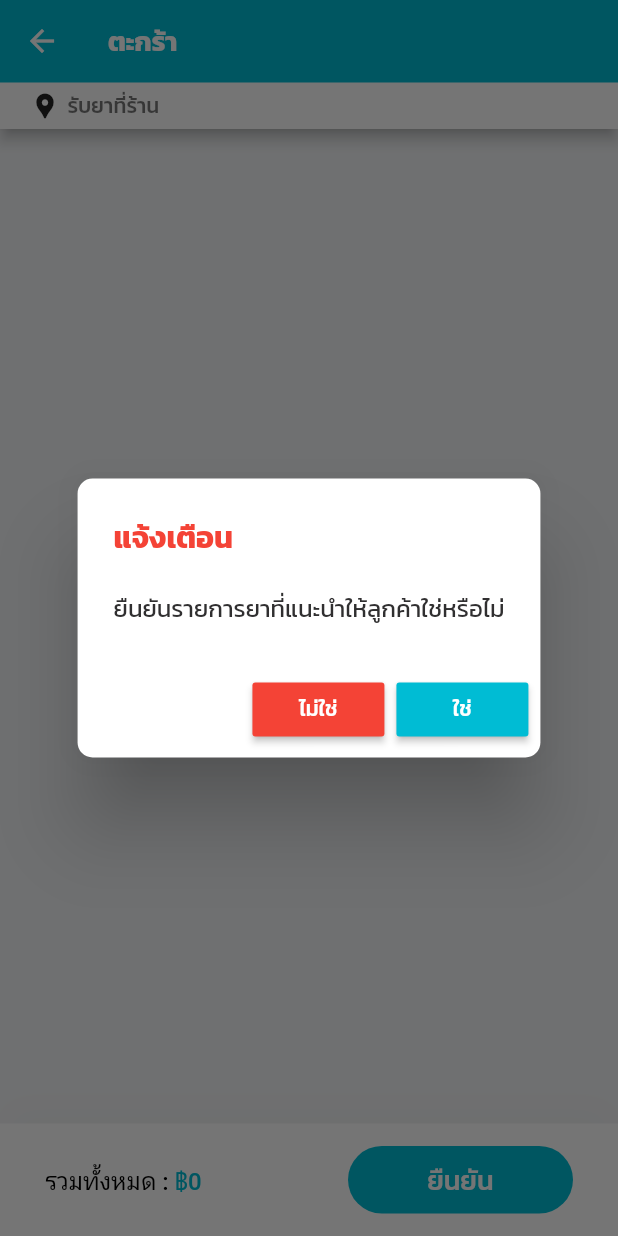
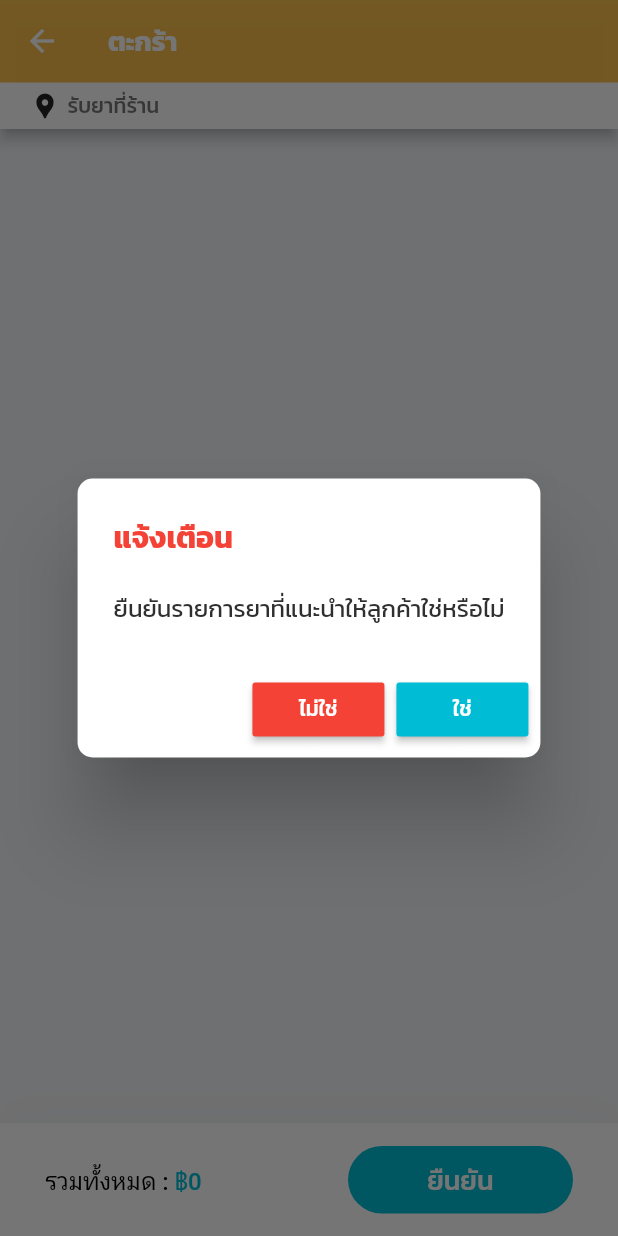
Before and after one commit to itsci-mju/pharmacy_delivery_application, a Flutter app: the CartScreen screen opened directly with empty values, after a tap on "ยืนยัน", on a phone screen of 412 x 824 dp. Run offline on Flutter 3.47's test engine with Material 2 defaults, Android fonts, the phone set to English and light mode, and no system bars; our stand-ins replace badges, cloud_firestore, email_validator, firebase_core, firebase_storage, flutter_easyloading and 6 more; missing offline and left inert: flutter_stripe; accounts and stored records are empty; network calls fail.

Commit message:
finish project

```diff
--- a/sources/pharmacy_delivery/lib/costom/rounded_input_field.dart
+++ b/sources/pharmacy_delivery/lib/costom/rounded_input_field.dart
@@ -18,6 +18,7 @@ class RoundedInputField extends StatelessWidget {
   final TextEditingController? controller;
   final List<String>? allUsername  ;
   final int? maxLines;
+  final String? initialValue;
 
   //final FormFieldValidator<String> validator;
 
@@ -31,7 +32,7 @@ class RoundedInputField extends StatelessWidget {
     required this.errorMessage,
     required this.formatRexExp,
     this.keyboardType,
-    this.onChanged, this.allUsername, this.maxLines,
+    this.onChanged, this.allUsername, this.maxLines, this.initialValue,
   });
 
   @override
@@ -68,6 +69,7 @@ class RoundedInputField extends StatelessWidget {
                 return null;
             }
           },
+          initialValue: initialValue,
           inputFormatters: [
             FilteringTextInputFormatter.allow(formatRexExp),
              LengthLimitingTextInputFormatter(maxlength)
--- a/sources/pharmacy_delivery/lib/costom/rounded_phone_field.dart
+++ b/sources/pharmacy_delivery/lib/costom/rounded_phone_field.dart
@@ -11,12 +11,13 @@ class RoundedPhoneField extends StatelessWidget {
 
   final ValueChanged<String>? onChanged;
   final TextEditingController? controller ;
+  final String? initialValue;
 
   //final FormFieldValidator<String> validator;
 
   const RoundedPhoneField({
     this.controller,
-    this.onChanged,
+    this.onChanged, this.initialValue,
   });
 
   @override
@@ -39,7 +40,7 @@ class RoundedPhoneField extends StatelessWidget {
           inputFormatters: [
             MaskedInputFormatter('###-###-####',allowedCharMatcher: RegExp(r'[0-9]'))
           ],
-          //initialValue: "0",
+          initialValue: initialValue,
           keyboardType: TextInputType.number,
           //style: TextStyle(fontSize: 16),
           controller: controller,
--- a/sources/pharmacy_delivery/lib/page/cart_screen.dart
+++ b/sources/pharmacy_delivery/lib/page/cart_screen.dart
@@ -131,7 +131,7 @@ class _CartScreenState extends State<CartScreen> {
             )
           ),
         ),
-        backgroundColor: COLOR_CYAN,
+        backgroundColor: COLOR_ORANGE ,
       ),
       backgroundColor: Color(0xFFF3F5F7),
       body: Form(
--- a/sources/pharmacy_delivery/lib/page/chat_screen.dart
+++ b/sources/pharmacy_delivery/lib/page/chat_screen.dart
@@ -537,7 +537,7 @@ class _ChatScreenState extends State<ChatScreen> {
 
                                         DateTime now = DateTime(DateTime.now().year+543, DateTime.now().month,DateTime.now().day,DateTime.now().hour,DateTime.now().minute,DateTime.now().second,DateTime.now().millisecond);
 
-                                        DateTime limitTime = orders.orderDate!.add(Duration(minutes: 3));
+                                        DateTime limitTime = orders.orderDate!.add(Duration(minutes: 10));
 
                                         if( (now.isBefore(limitTime) && orders.orderStatus=="wcf") ||(orders.orderStatus=="cf" ) ||(orders.orderStatus=="store" ) ||(orders.orderStatus=="wt" ) ) {
                                           hasOrder =true;
--- a/sources/pharmacy_delivery/lib/page/search_medicine.dart
+++ b/sources/pharmacy_delivery/lib/page/search_medicine.dart
@@ -147,7 +147,7 @@ class _SearchMedicineState extends State<SearchMedicine> {
                   )
           ],
         ),
-        backgroundColor: COLOR_CYAN,
+        backgroundColor: COLOR_ORANGE,
       ),
       backgroundColor: Color(0xFFF3F5F7),
       body: Container(
--- a/sources/pharmacy_delivery/lib/page/view_receipt.dart
+++ b/sources/pharmacy_delivery/lib/page/view_receipt.dart
@@ -13,6 +13,7 @@ import '../utils/custom_functions.dart';
 import '../utils/user_secure_storage.dart';
 import '../utils/widget_functions.dart';
 import 'chat_screen.dart';
+import 'main_page_member.dart';
 
 class ViewReceipt extends StatefulWidget {
   final Advice advice;
@@ -78,7 +79,7 @@ class _ViewReceiptState extends State<ViewReceipt> {
                     context,
                     MaterialPageRoute(
                         builder: (context) =>
-                            ChatScreen(advice: widget.advice,shipping: "")));
+                            MainPageMember()));
               }else{
                 Navigator.push(
                     context,
--- a/sources/pharmacy_delivery/lib/utils/URLRequest.dart
+++ b/sources/pharmacy_delivery/lib/utils/URLRequest.dart
@@ -1,5 +1,5 @@
 class URLRequest {
-  static const String URL = "http://172.16.1.11:8081/PharmacyDelivery";
+  static const String URL = "http://172.16.1.17:8081/PharmacyDelivery";
   //static const String URL = "http://10.0.1.107:8081/PharmacyDelivery";
 
   static const String URL_list_drugstore = URL+"/drugstore/list";
```
Also changed, not shown: sources/pharmacy_delivery/lib/page/add_address.dart (+9 -3 lines), sources/pharmacy_delivery/lib/utils/custom_functions.dart (+9 -5 lines).
